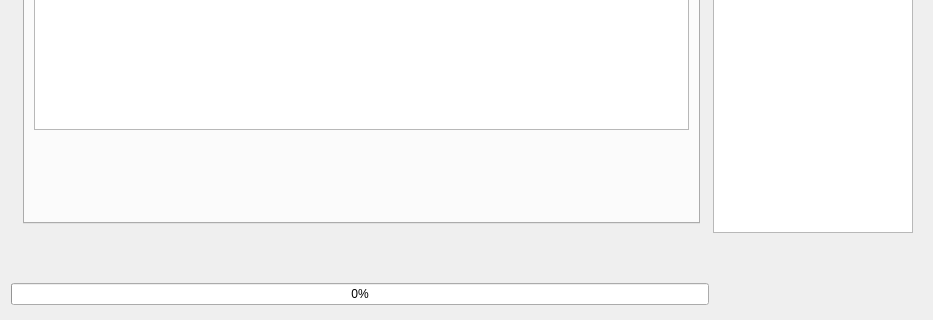
Above: BioDispersal_dialog_base.ui from MathieuChailloux/BioDispersal before the change; both pictures show x 0 to 933 and y 402 to 722 of the 933 by 722 pixel window. Below: the same form after it.
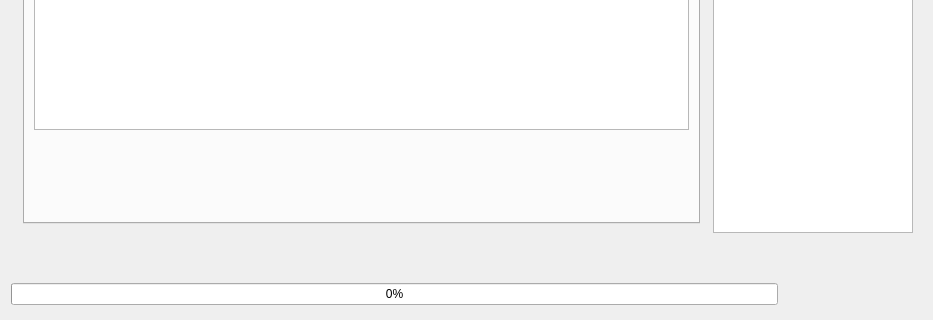
That is the form after the change. Icons and pictures are not drawn. Custom widgets are drawn as their Qt base class.

Commit message: UI updates with new logo

Diff of the .ui file:
```diff
--- a/BioDispersal_dialog_base.ui
+++ b/BioDispersal_dialog_base.ui
@@ -4463,13 +4463,6 @@
      </property>
     </widget>
    </item>
-   <item row="2" column="0">
-    <widget class="QProgressBar" name="progressBar">
-     <property name="value">
-      <number>0</number>
-     </property>
-    </widget>
-   </item>
    <item row="1" column="1" rowspan="2">
     <widget class="QFrame" name="frame_10">
      <property name="frameShape">
@@ -4479,9 +4472,15 @@
       <enum>QFrame::Raised</enum>
      </property>
      <layout class="QHBoxLayout" name="horizontalLayout_3">
+      <property name="spacing">
+       <number>0</number>
+      </property>
       <property name="topMargin">
        <number>0</number>
       </property>
+      <property name="rightMargin">
+       <number>0</number>
+      </property>
       <property name="bottomMargin">
        <number>0</number>
       </property>
@@ -4493,16 +4492,10 @@
           <verstretch>0</verstretch>
          </sizepolicy>
         </property>
-        <property name="minimumSize">
-         <size>
-          <width>61</width>
-          <height>61</height>
-         </size>
-        </property>
         <property name="maximumSize">
          <size>
-          <width>61</width>
-          <height>61</height>
+          <width>85</width>
+          <height>21</height>
          </size>
         </property>
         <property name="toolTip">
@@ -4517,6 +4510,9 @@
         <property name="scaledContents">
          <bool>true</bool>
         </property>
+        <property name="wordWrap">
+         <bool>false</bool>
+        </property>
        </widget>
       </item>
       <item>
@@ -4547,6 +4543,13 @@
      </layout>
     </widget>
    </item>
+   <item row="2" column="0">
+    <widget class="QProgressBar" name="progressBar">
+     <property name="value">
+      <number>0</number>
+     </property>
+    </widget>
+   </item>
   </layout>
  </widget>
  <customwidgets>
```
Left out of the diff: 35 changed lines with no effect on the pictures. The commit also changes 2 other files.
